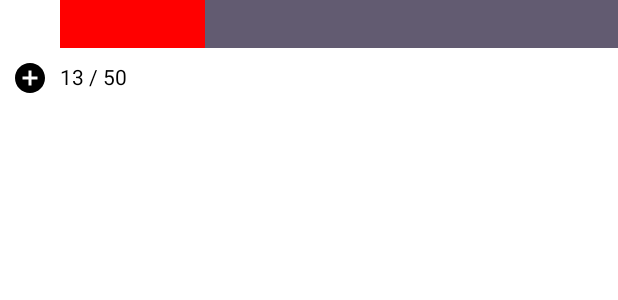
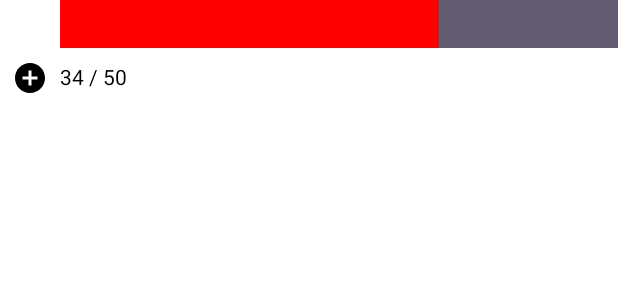
Before and after one commit to matthewspencer/Darkness-Habit-Tracker, an Android app built with Jetpack Compose: the @Preview function HpStatusBarPreview, on a phone screen of 412 x 824 dp. Shown: the top 300 px of the screen. Run offline under Robolectric (Android 15) with nearby library versions, the phone set to English and light mode, and no system bars.

Commit message:
partially added Character data class and wired it to HpStatusBar.kt

```diff
--- /dev/null
+++ b/app/src/main/java/com/android/darknesshabittracker/features_character/domain/Charachter.kt
@@ -0,0 +1,8 @@
+package com.android.darknesshabittracker.features_character.domain
+
+data class Charachter(
+    val name: String,
+    val currHp: Int,
+    val maxHp: Int,
+    val xp: Int
+)
--- a/app/src/main/java/com/android/darknesshabittracker/feature_habit/presentation/player/components/HpStatusBar.kt
+++ b/app/src/main/java/com/android/darknesshabittracker/features_character/presentation/components/HpStatusBar.kt
@@ -1,6 +1,5 @@
-package com.android.darknesshabittracker.feature_habit.presentation.player.components
+package com.android.darknesshabittracker.features_character.presentation.components
 
-import androidx.compose.foundation.Image
 import androidx.compose.foundation.background
 import androidx.compose.foundation.layout.Box
 import androidx.compose.foundation.layout.Column
@@ -8,7 +7,6 @@ import androidx.compose.foundation.layout.Row
 import androidx.compose.foundation.layout.fillMaxWidth
 import androidx.compose.foundation.layout.height
 import androidx.compose.foundation.layout.padding
-import androidx.compose.foundation.layout.width
 import androidx.compose.material3.Icon
 import androidx.compose.material3.Text
 import androidx.compose.runtime.Composable
@@ -18,17 +16,18 @@ import androidx.compose.ui.graphics.Color
 import androidx.compose.ui.res.painterResource
 import androidx.compose.ui.tooling.preview.Preview
 import androidx.compose.ui.unit.dp
-import androidx.compose.ui.unit.times
 import com.android.darknesshabittracker.R
+import com.android.darknesshabittracker.features_character.domain.Charachter
 import com.android.darknesshabittracker.ui.theme.PurpleGrey40
 
 @Composable
-fun HpStatusBar(modifier: Modifier) {
+fun HpStatusBar(
+    modifier: Modifier,
+    charachter: Charachter
+) {
     Box(modifier = modifier) {
         Column {
 
-            val hpValue = hpValueCheck(13, 50)
-            val maxHpValue = 50
             Box(modifier = modifier
                 .padding(start = 40.dp)
                 .fillMaxWidth()
@@ -36,7 +35,7 @@ fun HpStatusBar(modifier: Modifier) {
                 .background(PurpleGrey40)) {
 
                 Box(modifier = modifier
-                    .fillMaxWidth(hpValue / maxHpValue.toFloat())
+                    .fillMaxWidth(charachter.currHp / charachter.maxHp.toFloat())
                     .height(32.dp)
                     .background(Color.Red)) {
 
@@ -45,7 +44,7 @@ fun HpStatusBar(modifier: Modifier) {
 
             Row(verticalAlignment = Alignment.CenterVertically) {
                 Icon(modifier = modifier.padding(8.dp), painter = painterResource(id = R.drawable.add), contentDescription = "")
-                Text(text = "${hpValue} / ${maxHpValue}")
+                Text(text = "${charachter.currHp} / ${charachter.maxHp}")
             }
         }
     }
@@ -54,7 +53,7 @@ fun HpStatusBar(modifier: Modifier) {
 @Preview
 @Composable
 fun HpStatusBarPreview() {
-    HpStatusBar(modifier = Modifier)
+    HpStatusBar(modifier = Modifier, Charachter("John", 34, 50, 123))
 }
 
 fun hpValueCheck(hpValue: Int, maxHpValue: Int) = if (hpValue <= maxHpValue) hpValue else maxHpValue
```
